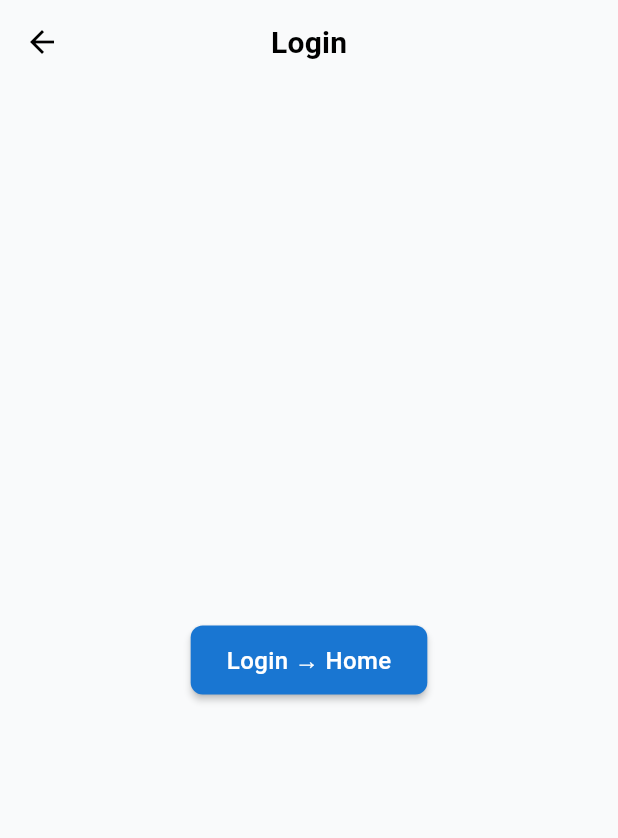
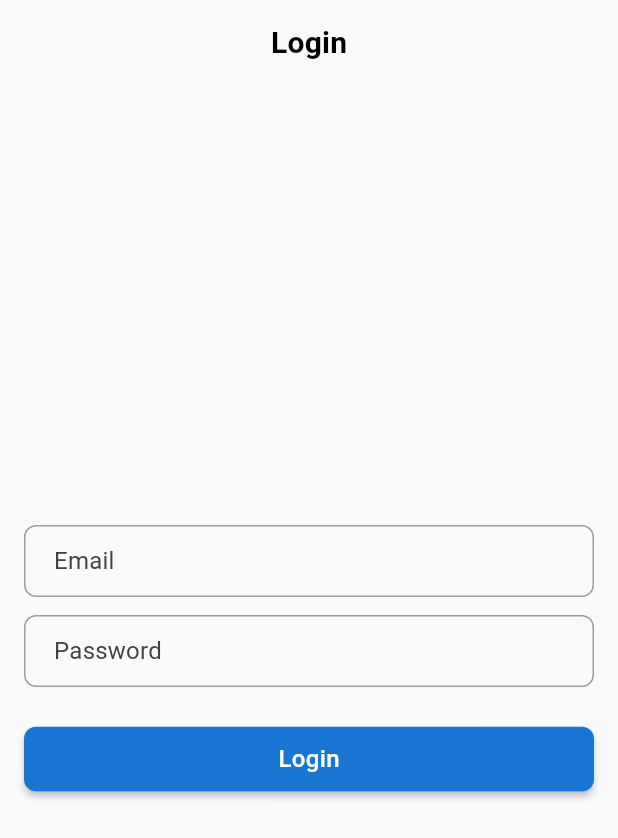
Before and after one commit to hasindu-k/sinhala-ed-assistant, a Flutter app: the screen it shows after launch, on a phone screen of 412 x 824 dp. Shown: the top 838 px of the screen. Run offline on Flutter 3.47's test engine with Material 3 defaults, Android fonts, the phone set to English and light mode, and no system bars; our stand-ins replace firebase_auth, firebase_core, shared_preferences; accounts and stored records are empty.

Commit message:
add login page

```diff
--- a/mobile/sinhala_ed_app/lib/presentation/pages/login_page.dart
+++ b/mobile/sinhala_ed_app/lib/presentation/pages/login_page.dart
@@ -4,22 +4,76 @@ import '../controllers/auth_controller.dart';
 import '../routes/app_routes.dart';
 import '../routes/navigation_service.dart';
 
-class LoginPage extends StatelessWidget {
+class LoginPage extends StatefulWidget {
   const LoginPage({super.key});
 
   @override
+  State<LoginPage> createState() => _LoginPageState();
+}
+
+class _LoginPageState extends State<LoginPage> {
+  final _emailController = TextEditingController();
+  final _passwordController = TextEditingController();
+  bool _isLoading = false;
+
+  @override
+  void dispose() {
+    _emailController.dispose();
+    _passwordController.dispose();
+    super.dispose();
+  }
+
+  Future<void> _login() async {
+    final auth = context.read<AuthController>();
+    setState(() => _isLoading = true);
+
+    try {
+      await auth.signIn(_emailController.text.trim(), _passwordController.text);
+      if (auth.currentUser != null) {
+        NavigationService.navigateToReplacement(AppRoutes.home);
+      }
+    } catch (e) {
+      ScaffoldMessenger.of(context).showSnackBar(
+        SnackBar(content: Text('Login failed: ${e.toString()}')),
+      );
+    } finally {
+      if (mounted) setState(() => _isLoading = false);
+    }
+  }
+
+  @override
   Widget build(BuildContext context) {
-    final auth = context.watch<AuthController>();
-
     return Scaffold(
-      appBar: AppBar(title: const Text("Login")),
-      body: Center(
-        child: ElevatedButton(
-          onPressed: () {
-            auth.signIn("test@example.com", "password");
-            NavigationService.navigateToReplacement(AppRoutes.home);
-          },
-          child: const Text("Login → Home"),
+      appBar: AppBar(
+        title: const Text("Login"),
+        automaticallyImplyLeading: false,
+      ),
+      body: Padding(
+        padding: const EdgeInsets.all(16.0),
+        child: Column(
+          mainAxisAlignment: MainAxisAlignment.center,
+          children: [
+            TextField(
+              controller: _emailController,
+              decoration: const InputDecoration(labelText: "Email"),
+            ),
+            const SizedBox(height: 12),
+            TextField(
+              controller: _passwordController,
+              decoration: const InputDecoration(labelText: "Password"),
+              obscureText: true,
+            ),
+            const SizedBox(height: 24),
+            _isLoading
+                ? const CircularProgressIndicator()
+                : SizedBox(
+                    width: double.infinity,
+                    child: ElevatedButton(
+                      onPressed: _login,
+                      child: const Text("Login"),
+                    ),
+                  ),
+          ],
         ),
       ),
     );
```
